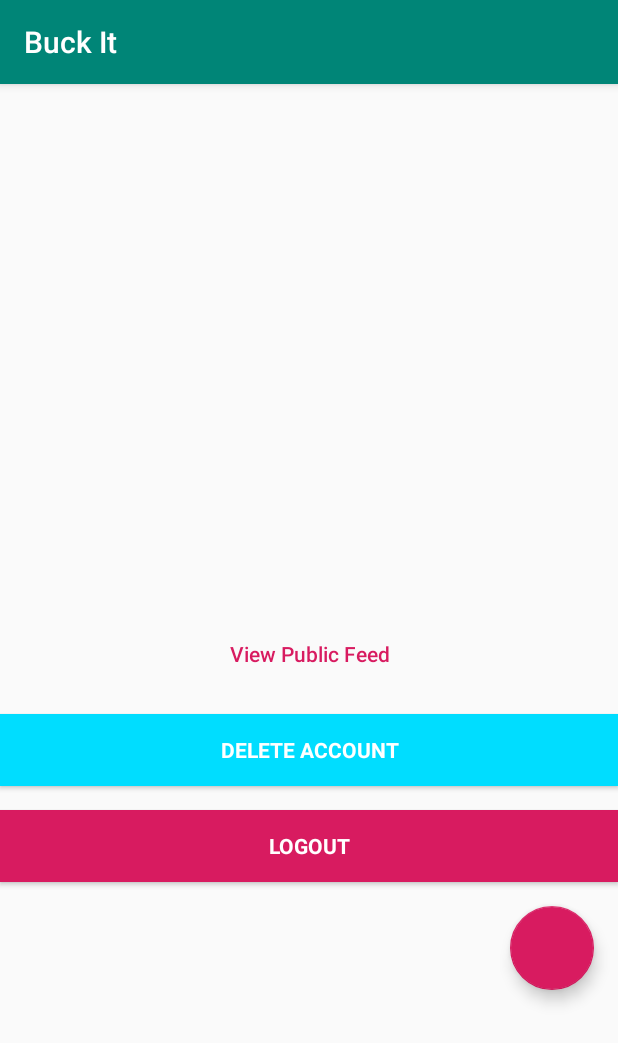
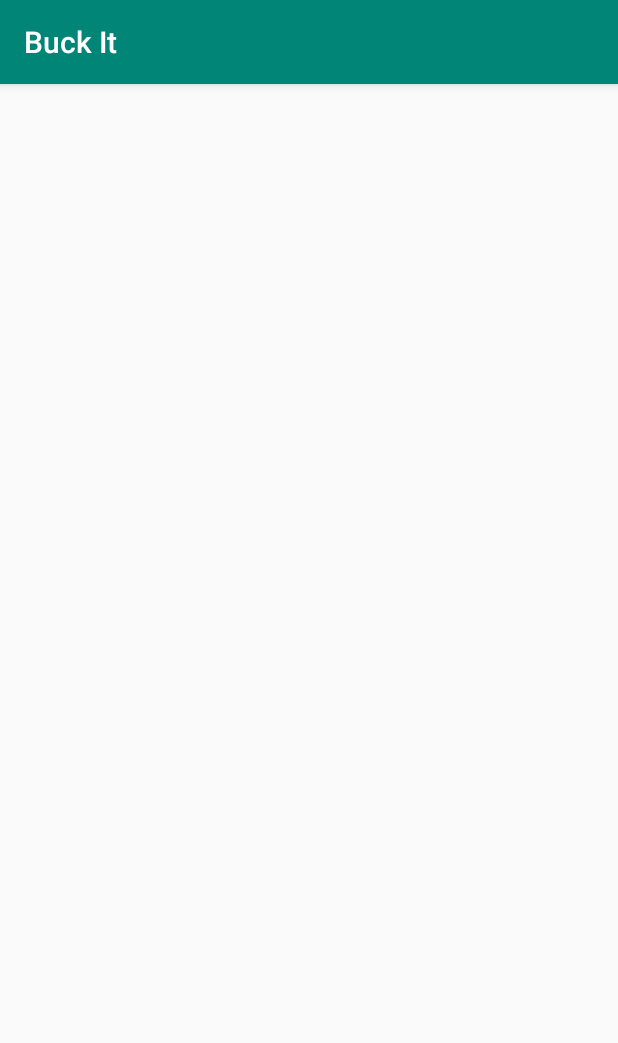
Before and after one commit to anvitgupta/bucketlist, an Android app: the screen it shows after launch once a user with an empty profile is signed in (PublicFeedActivity), after a tap on "View Public Feed", on a phone screen of 412 x 824 dp. Shown: the top 1043 px of the screen. Run offline under Robolectric (Android 15) with nearby library versions, the phone set to English and light mode, and no system bars; our stand-ins replace Firebase (no records; nobody signed in at launch, a user with empty details on screens opened directly).

Commit message:
Fix content view for public feed

```diff
--- a/android/app/src/main/java/com/cs4279/buckit/MainActivity.java
+++ b/android/app/src/main/java/com/cs4279/buckit/MainActivity.java
@@ -74,7 +74,7 @@ public class MainActivity extends AppCompatActivity {
         };
 
         final FirebaseUser user  = firebaseAuth.getCurrentUser();
-        textView.setText("Account: " + user.getDisplayName());
+        textView.setText("Account: " + user.getEmail());
 
         deleteAccountButton.setOnClickListener(new View.OnClickListener() {
             @Override
--- a/android/app/src/main/java/com/cs4279/buckit/PublicFeedActivity.java
+++ b/android/app/src/main/java/com/cs4279/buckit/PublicFeedActivity.java
@@ -38,7 +38,7 @@ public class PublicFeedActivity extends AppCompatActivity {
         super.onCreate(savedInstanceState);
         FirebaseApp.initializeApp(this);
 
-        setContentView(R.layout.activity_main);
+        setContentView(R.layout.activity_public_feed);
 
         cardsLayout = findViewById(R.id.cardsList);
         itemsList = new ArrayList<Item>();
```
